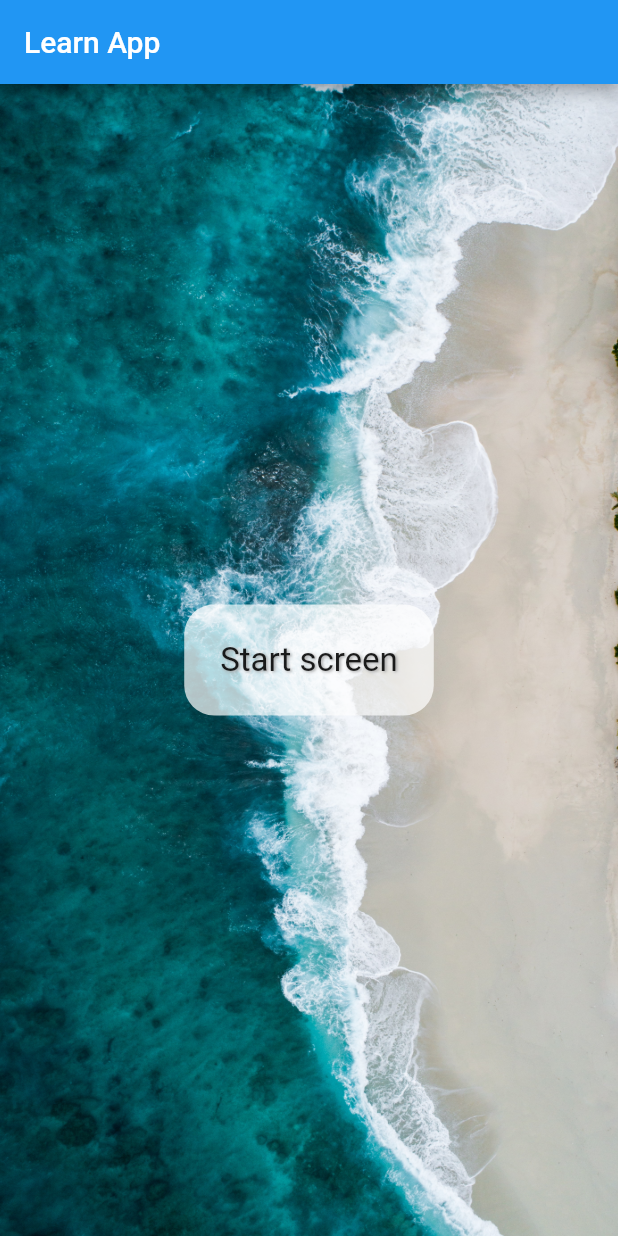
After one commit to dmusial98/LearnApp, a Flutter app: the screen it shows after launch, on a phone screen of 412 x 824 dp. The commit adds this screen. Run offline on Flutter 3.47's test engine with Material 2 defaults, Android fonts, the phone set to English and light mode, and no system bars.

Commit message:
Separate screen from main

```diff
--- a/lib/main.dart
+++ b/lib/main.dart
@@ -1,50 +1,19 @@
 import 'package:flutter/material.dart';
+import 'package:my_app/screens/intro_screen.dart';
 
 void main()
 {
-  runApp(const GlobeApp());
+  runApp(const LearnApp());
 }
 
 // type 'stless'
-class GlobeApp extends StatelessWidget {
-  const GlobeApp({super.key});
+class LearnApp extends StatelessWidget {
+  const LearnApp({super.key});
 
   @override
   Widget build(BuildContext context) {
-    return MaterialApp(
-      home: Scaffold(
-        appBar: AppBar(title: const Text('Learn App')),
-        body: Container(
-          decoration: const BoxDecoration(
-            image: DecorationImage(
-              image: AssetImage('assets/sea.jpg'),
-              fit: BoxFit.cover,
-            )
-          ),
-          child: Center(
-            child: Container(
-              padding: const EdgeInsets.all(24),
-              decoration: const BoxDecoration(
-                borderRadius: BorderRadius.all(Radius.circular(20)),
-                color: Colors.white70,
-              ),
-              child: const Text(
-                'testestest',
-                textAlign: TextAlign.center,
-                style: TextStyle(
-                  fontSize: 22,
-                  shadows: [
-                    Shadow(
-                      offset: Offset(1.0, 1.0),
-                      blurRadius: 2.0,
-                      color: Colors.grey
-                    )
-                  ]
-                )
-                ))),
-        )
-
-      )
+    return const MaterialApp(
+      home: IntroScreen()
     );
   }
 }
--- /dev/null
+++ b/lib/screens/intro_screen.dart
@@ -0,0 +1,43 @@
+import 'package:flutter/material.dart';
+
+class IntroScreen extends StatelessWidget {
+  const IntroScreen({super.key});
+
+  @override
+  Widget build(BuildContext context) {
+    return Scaffold(
+        appBar: AppBar(title: const Text('Learn App')),
+        body: Container(
+          decoration: const BoxDecoration(
+            image: DecorationImage(
+              image: AssetImage('assets/sea.jpg'),
+              fit: BoxFit.cover,
+            )
+          ),
+          child: Center(
+            child: Container(
+              padding: const EdgeInsets.all(24),
+              decoration: const BoxDecoration(
+                borderRadius: BorderRadius.all(Radius.circular(20)),
+                color: Colors.white70,
+              ),
+              child: const Text(
+                'Start screen',
+                textAlign: TextAlign.center,
+                style: TextStyle(
+                  fontSize: 22,
+                  shadows: [
+                    Shadow(
+                      offset: Offset(1.0, 1.0),
+                      blurRadius: 2.0,
+                      color: Colors.grey
+                    )
+                  ]
+                )
+              )
+            )
+          )
+        )
+      );
+  }
+}
```
